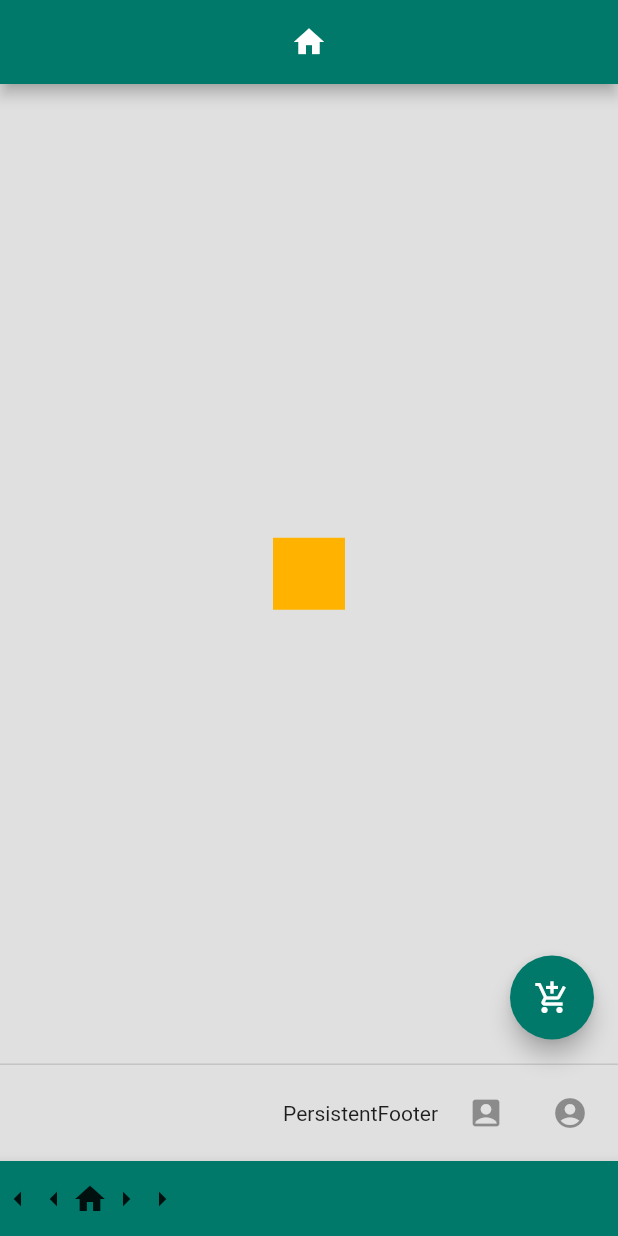
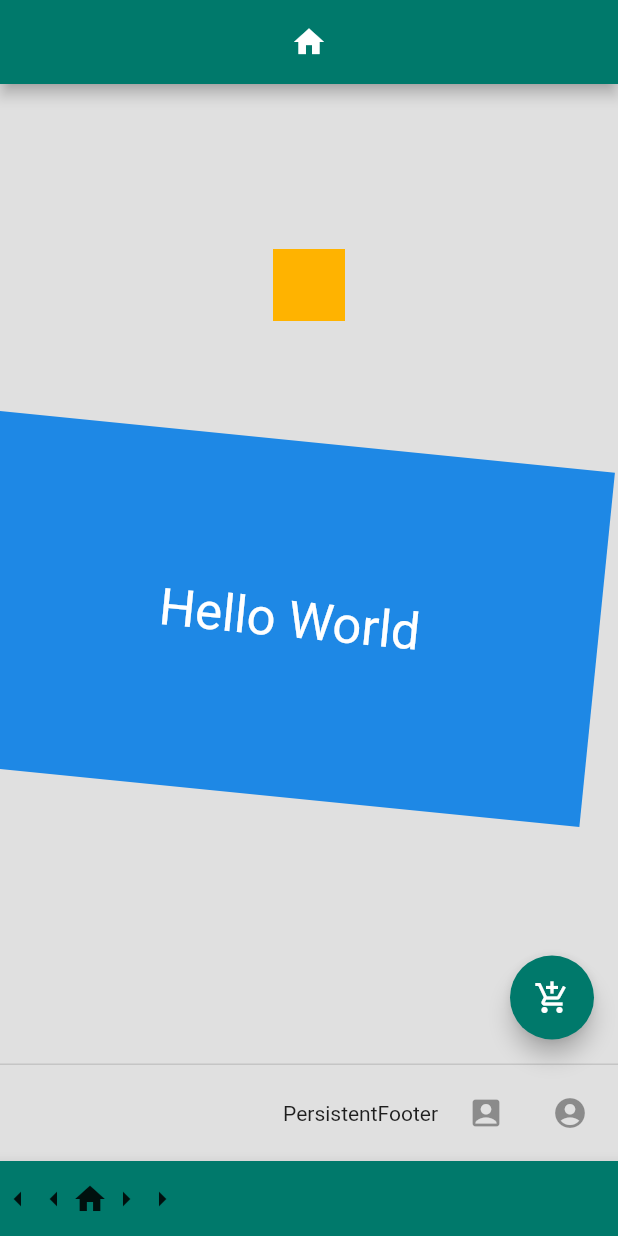
Before and after one commit to rsrinath14/Playing_with_flutter, a Flutter app: the screen it shows after launch, on a phone screen of 412 x 824 dp. Run offline on Flutter 3.47's test engine with Material 2 defaults, Android fonts, the phone set to English and light mode, and no system bars.

Commit message:
Container_2 (flutter practise)

```diff
--- a/scaffold_1/lib/main.dart
+++ b/scaffold_1/lib/main.dart
@@ -13,13 +13,43 @@ class MyApp extends StatelessWidget {
         title: Center(child: Icon(Icons.home)),
         backgroundColor: Colors.teal[700],
       ),
-      body: Center(
+      body: Column(
+        children: <Widget>[
+          Center(
+            child: Container(
+              height: 100,
+            ),
+          ),
+          Center(
             child: Container(
               margin: const EdgeInsets.all(10.0),
               color: Colors.amber[600],
               width: 48.0,
               height: 48.0,
             ),
+          ),
+          Center(
+            child: Container(
+              height: 50,
+            ),
+          ),
+          Center(
+              child: Container(
+            constraints: BoxConstraints.expand(
+              height:
+                  Theme.of(context).textTheme.headline4.fontSize * 1.1 + 200.0,
+            ),
+            padding: const EdgeInsets.all(8.0),
+            color: Colors.blue[600],
+            alignment: Alignment.center,
+            child: Text('Hello World',
+                style: Theme.of(context)
+                    .textTheme
+                    .headline4
+                    .copyWith(color: Colors.white)),
+            transform: Matrix4.rotationZ(0.1),
+          )),
+        ],
       ),
       floatingActionButton: FloatingActionButton(
         child: Icon(Icons.add_shopping_cart),
```
Lines whose indentation alone changed are shown as unchanged.
